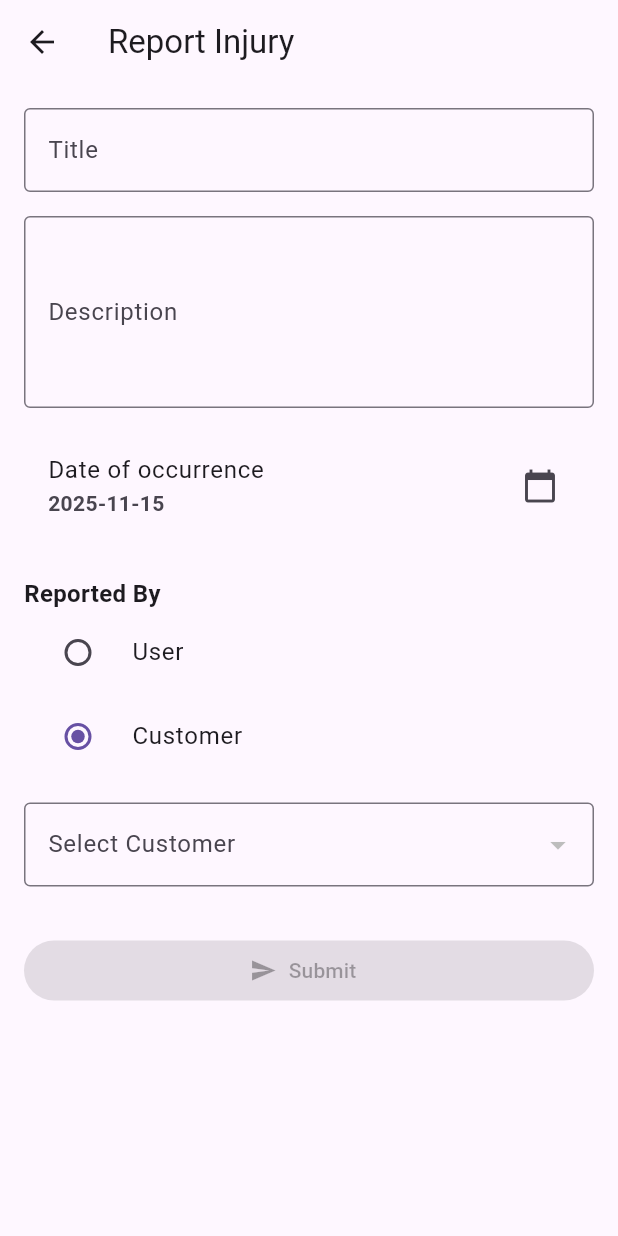
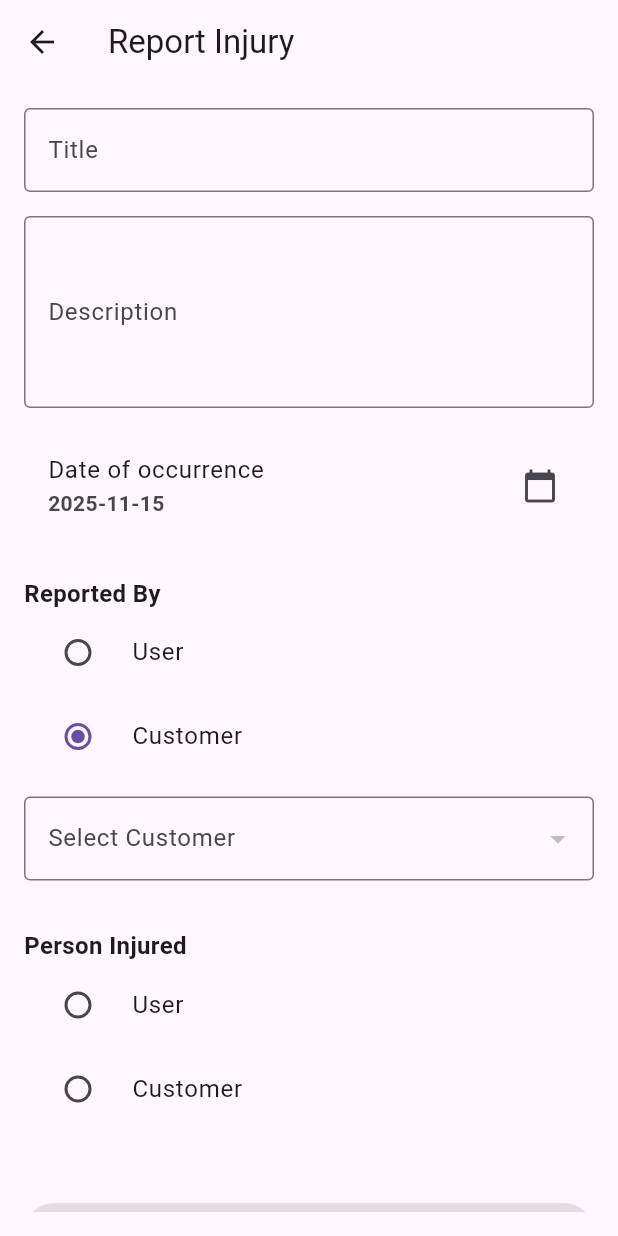
Before and after one commit to LordHandLee/HammerOps, a Flutter app: the InjuryFormScreen screen opened directly, after a tap on "User", after a tap on "Customer", on a phone screen of 412 x 824 dp. Run offline on Flutter 3.47's test engine with Material 3 defaults, Android fonts, the phone set to English and light mode, and no system bars; our stand-ins replace drift, fl_chart, get_it, qr_flutter, timezone; missing offline and left inert: device_calendar, qr_code_scanner, sqlite3; accounts and stored records are empty; generated files the repository leaves out were written again.

```diff
--- a/lib/database/database.dart
+++ b/lib/database/database.dart
@@ -18,8 +18,8 @@ part 'database.g.dart';
 // ------------------
 @DriftDatabase(
   tables: [Users, Templates, TemplateFields, JobQuotes, QuoteFieldValues, Jobs, Customers, Company, Tools, Tasks, Complaint,
-  Injury, Document, FleetEvents],
-  daos: [UserDao, TemplatesDao, JobQuotesDao, CompanyDao, JobsDao, CustomersDao, FleetEventDao])
+  Injury, Document, FleetEvents, ChecklistTemplates, ChecklistItems, ChecklistRuns, ChecklistRunItems],
+  daos: [UserDao, TemplatesDao, JobQuotesDao, CompanyDao, JobsDao, CustomersDao, FleetEventDao, ChecklistDao])
 class AppDatabase extends _$AppDatabase {
   AppDatabase(QueryExecutor e) : super(e);
 
--- a/lib/screens/drawer_menu_screens/injury_log.dart
+++ b/lib/screens/drawer_menu_screens/injury_log.dart
@@ -353,11 +353,15 @@ class _InjuryFormScreenState extends State<InjuryFormScreen> {
 
   bool _submitting = false;
 
+  /// Reported By
+  String? _reporterType; // "user", "customer"
   int? _selectedUserId;
   int? _selectedCustomerId;
 
-  /// Which type is reporting the injury
-  String? _reporterType; // "user" or "customer"
+  /// Person Injured
+  String? _injuredType; // "user", "customer"
+  int? _injuredUserId;
+  int? _injuredCustomerId;
 
   late Future<List<User>> _usersFuture;
   late Future<List<Customer>> _custFuture;
@@ -378,9 +382,14 @@ class _InjuryFormScreenState extends State<InjuryFormScreen> {
 
   bool get _canSubmit {
     if (_submitting) return false;
-    if (_reporterType == "user" && _selectedUserId != null) return true;
-    if (_reporterType == "customer" && _selectedCustomerId != null) return true;
-    return false;
+
+    final reporterValid = (_reporterType == "user" && _selectedUserId != null) ||
+        (_reporterType == "customer" && _selectedCustomerId != null);
+
+    final injuredValid = (_injuredType == "user" && _injuredUserId != null) ||
+        (_injuredType == "customer" && _injuredCustomerId != null);
+
+    return reporterValid && injuredValid;
   }
 
   Future<void> _submit() async {
@@ -393,8 +402,10 @@ class _InjuryFormScreenState extends State<InjuryFormScreen> {
         _titleController.text,
         Value(_descController.text),
         _selectedDate,
-        Value(_selectedUserId),
-        Value(_selectedCustomerId),
+        Value(_selectedUserId),      // reporter user
+        Value(_selectedCustomerId),  // reporter customer
+        // injuredUserId: Value(_injuredUserId),
+        // injuredCustomerId: Value(_injuredCustomerId),
       );
 
       if (!mounted) return;
@@ -431,9 +442,8 @@ class _InjuryFormScreenState extends State<InjuryFormScreen> {
                   labelText: 'Title',
                   border: OutlineInputBorder(),
                 ),
-                validator: (value) => value == null || value.isEmpty
-                    ? 'Title is required'
-                    : null,
+                validator: (value) =>
+                    value == null || value.isEmpty ? 'Title is required' : null,
               ),
               const SizedBox(height: 16),
 
@@ -475,7 +485,7 @@ class _InjuryFormScreenState extends State<InjuryFormScreen> {
                 style: TextStyle(fontSize: 16, fontWeight: FontWeight.bold),
               ),
 
-              // RADIO BUTTONS
+              // REPORTER RADIO BUTTONS
               RadioListTile<String>(
                 title: const Text("User"),
                 value: "user",
@@ -483,11 +493,10 @@ class _InjuryFormScreenState extends State<InjuryFormScreen> {
                 onChanged: (val) {
                   setState(() {
                     _reporterType = val;
-                    _selectedCustomerId = null; // reset customer
+                    _selectedCustomerId = null;
                   });
                 },
               ),
-
               RadioListTile<String>(
                 title: const Text("Customer"),
                 value: "customer",
@@ -495,71 +504,71 @@ class _InjuryFormScreenState extends State<InjuryFormScreen> {
                 onChanged: (val) {
                   setState(() {
                     _reporterType = val;
-                    _selectedUserId = null; // reset user
+                    _selectedUserId = null;
                   });
                 },
               ),
 
-              const SizedBox(height: 16),
+              const SizedBox(height: 12),
 
-              // === USER DROPDOWN ===
+              // REPORTER DROPDOWNS
               if (_reporterType == "user")
-                FutureBuilder<List<User>>(
-                  future: _usersFuture,
-                  builder: (context, snapshot) {
-                    if (!snapshot.hasData) {
-                      return const Center(child: CircularProgressIndicator());
-                    }
-                    final users = snapshot.data!;
-                    return DropdownButtonFormField<int>(
-                      decoration: const InputDecoration(
-                        labelText: 'Select User',
-                        border: OutlineInputBorder(),
-                      ),
-                      value: _selectedUserId,
-                      items: users
-                          .map((u) => DropdownMenuItem(
-                                value: u.id,
-                                child: Text(u.name ?? 'User ${u.id}'),
-                              ))
-                          .toList(),
-                      onChanged: (val) {
-                        setState(() => _selectedUserId = val);
-                      },
-                      validator: (val) =>
-                          val == null ? 'Please select a user' : null,
-                    );
-                  },
+                _buildUserDropdown(
+                  selected: _selectedUserId,
+                  onChanged: (val) => setState(() => _selectedUserId = val),
                 ),
 
-              // === CUSTOMER DROPDOWN ===
               if (_reporterType == "customer")
-                FutureBuilder<List<Customer>>(
-                  future: _custFuture,
-                  builder: (context, snapshot) {
-                    if (!snapshot.hasData) {
-                      return const Center(child: CircularProgressIndicator());
-                    }
-                    final customers = snapshot.data!;
-                    return DropdownButtonFormField<int>(
-                      decoration: const InputDecoration(
-                        labelText: 'Select Customer',
-                        border: OutlineInputBorder(),
-                      ),
-                      value: _selectedCustomerId,
-                      items: customers
-                          .map((c) => DropdownMenuItem(
-                                value: c.id,
-                                child: Text(c.name ?? 'Customer ${c.id}'),
-                              ))
-                          .toList(),
-                      onChanged: (val) {
-                        setState(() => _selectedCustomerId = val);
-                      },
-                      validator: (val) =>
-                          val == null ? 'Please select a customer' : null,
-                    );
-                  },
+                _buildCustomerDropdown(
+                  selected: _selectedCustomerId,
+                  onChanged: (val) => setState(() => _selectedCustomerId = val),
+                ),
+
+              const SizedBox(height: 32),
+
+              const Text(
+                "Person Injured",
+                style: TextStyle(fontSize: 16, fontWeight: FontWeight.bold),
+              ),
+
+              // INJURED RADIO BUTTONS
+              RadioListTile<String>(
+                title: const Text("User"),
+                value: "user",
+                groupValue: _injuredType,
+                onChanged: (val) {
+                  setState(() {
+                    _injuredType = val;
+                    _injuredCustomerId = null;
+                  });
+                },
+              ),
+              RadioListTile<String>(
+                title: const Text("Customer"),
+                value: "customer",
+                groupValue: _injuredType,
+                onChanged: (val) {
+                  setState(() {
+                    _injuredType = val;
+                    _injuredUserId = null;
+                  });
+                },
+              ),
+
+              const SizedBox(height: 12),
+
+              // INJURED DROPDOWNS
+              if (_injuredType == "user")
+                _buildUserDropdown(
+                  selected: _injuredUserId,
+                  onChanged: (val) => setState(() => _injuredUserId = val),
+                ),
+
+              if (_injuredType == "customer")
+                _buildCustomerDropdown(
+                  selected: _injuredCustomerId,
+                  onChanged: (val) =>
+                      setState(() => _injuredCustomerId = val),
                 ),
 
               const SizedBox(height: 32),
@@ -582,4 +591,66 @@ class _InjuryFormScreenState extends State<InjuryFormScreen> {
       ),
     );
   }
+
+  // --- REUSABLE DROPDOWNS ---
+
+  Widget _buildUserDropdown({
+    required int? selected,
+    required Function(int?) onChanged,
+  }) {
+    return FutureBuilder<List<User>>(
+      future: _usersFuture,
+      builder: (context, snapshot) {
+        if (!snapshot.hasData) {
+          return const Center(child: CircularProgressIndicator());
+        }
+        final users = snapshot.data!;
+        return DropdownButtonFormField<int>(
+          decoration: const InputDecoration(
+            labelText: 'Select User',
+            border: OutlineInputBorder(),
+          ),
+          value: selected,
+          items: users
+              .map((u) => DropdownMenuItem(
+                    value: u.id,
+                    child: Text(u.name ?? 'User ${u.id}'),
+                  ))
+              .toList(),
+          onChanged: onChanged,
+          validator: (val) => val == null ? 'Please select a user' : null,
+        );
+      },
+    );
+  }
+
+  Widget _buildCustomerDropdown({
+    required int? selected,
+    required Function(int?) onChanged,
+  }) {
+    return FutureBuilder<List<Customer>>(
+      future: _custFuture,
+      builder: (context, snapshot) {
+        if (!snapshot.hasData) {
+          return const Center(child: CircularProgressIndicator());
+        }
+        final customers = snapshot.data!;
+        return DropdownButtonFormField<int>(
+          decoration: const InputDecoration(
+            labelText: 'Select Customer',
+            border: OutlineInputBorder(),
+          ),
+          value: selected,
+          items: customers
+              .map((c) => DropdownMenuItem(
+                    value: c.id,
+                    child: Text(c.name ?? 'Customer ${c.id}'),
+                  ))
+              .toList(),
+          onChanged: onChanged,
+          validator: (val) => val == null ? 'Please select a customer' : null,
+        );
+      },
+    );
+  }
 }
--- a/lib/services/service.dart
+++ b/lib/services/service.dart
@@ -478,6 +478,22 @@ class FleetEventService {
   }
 }
 
+class ChecklistService {
+  final ChecklistRepository repo;
+
+  ChecklistService(this.repo);
+
+  Future<ChecklistTemplateWithItems> getChecklist(String code) =>
+      repo.loadChecklist(code);
+
+  Future<int> submit(
+      String code, int userId, List<ChecklistItemRunInput> items) async {
+
+    final template = await repo.loadChecklist(code);
+    return repo.submitChecklist(template.template.id, userId, items);
+  }
+}
+
 // task, complaint, injury, document,
 
 
@@ -491,6 +507,7 @@ class AppService {
   final CustomerService customer;
   final TaskService task;
   final InjuryService injury;
+  final ChecklistService checklist;
 
   AppService(AppRepository repo)
       : template = TemplateService(repo.template),
@@ -501,5 +518,6 @@ class AppService {
         complaint = ComplaintService(repo.complaint),
         customer = CustomerService(repo.customer),
         task = TaskService(repo.task),
-        injury = InjuryService(repo.injury);
+        injury = InjuryService(repo.injury),
+        checklist = ChecklistService(repo.checklist);
 }
```
Also changed, not shown: lib/database/DAO.dart (+70 -1 lines), lib/database/entities.dart (+45 -2 lines), lib/database/repository.dart (+17 -1 lines), lib/database/database.g.dart.
